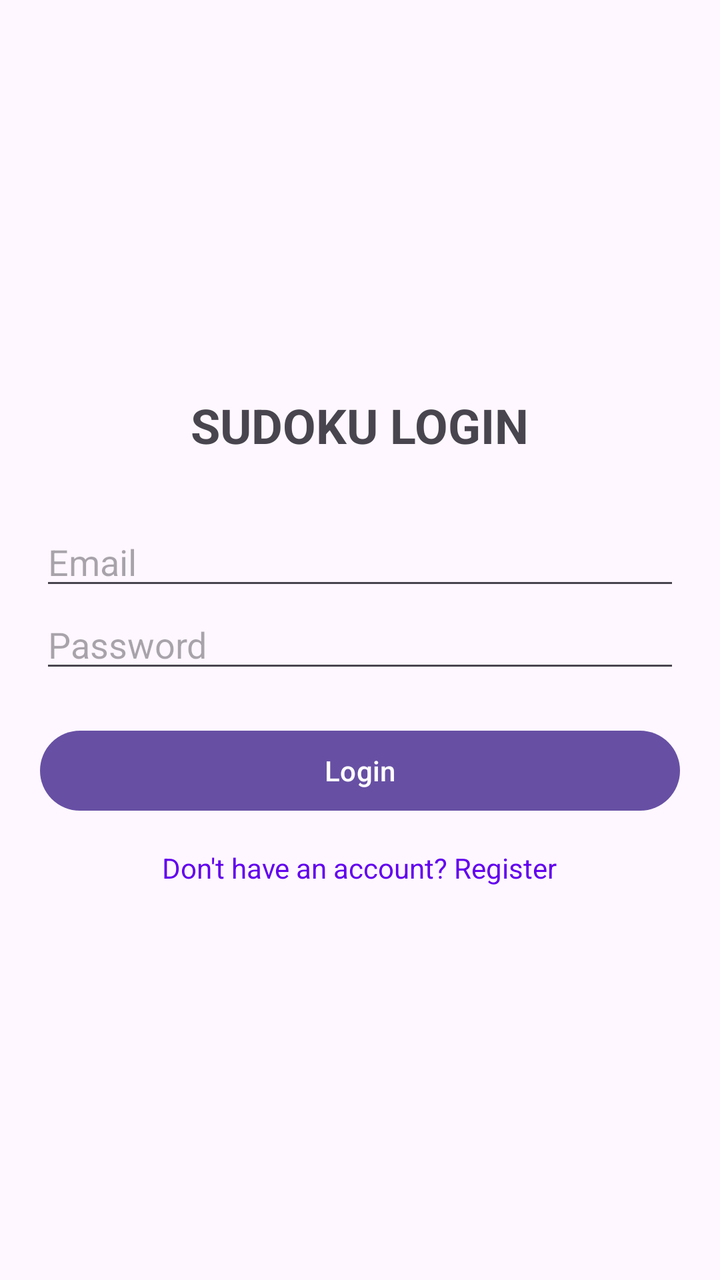
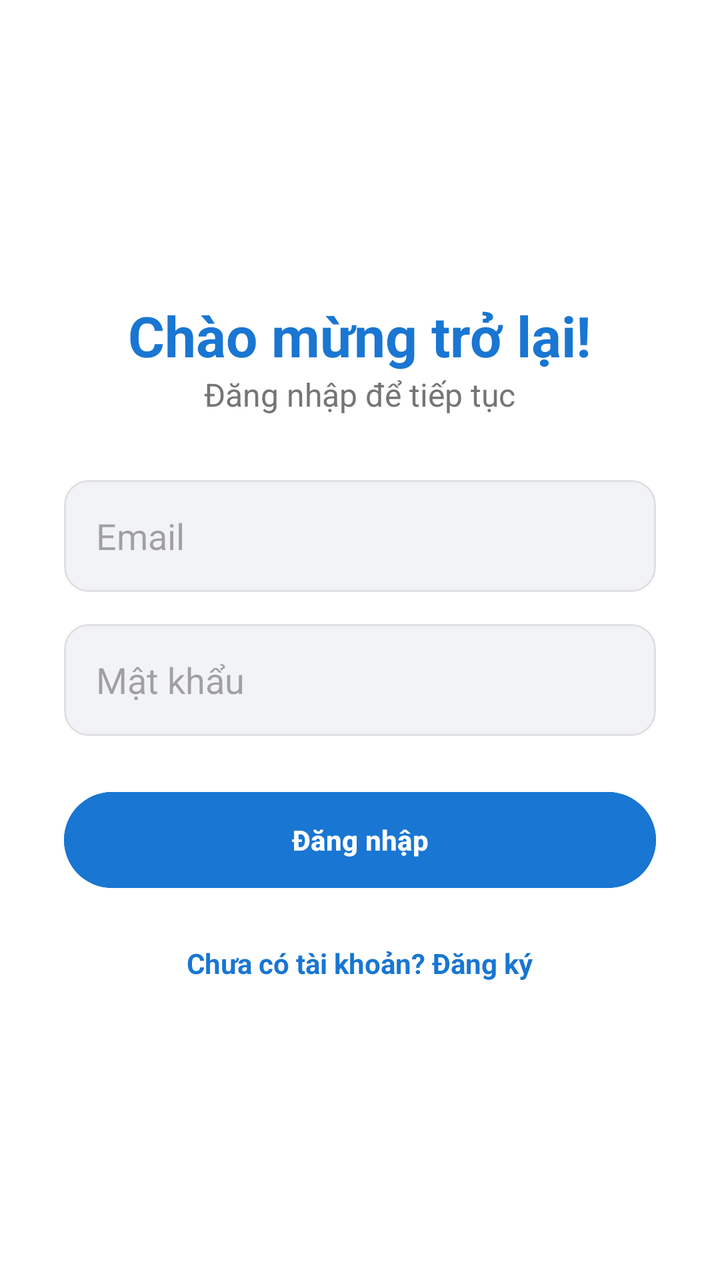

An Android layout rendered at two revisions. The XML below is the earlier revision; the diff shows what the commit changed to produce the second picture.
<!-- AndroidManifest.xml: application theme Theme.SudokuRank -->
<!-- res/layout/activity_login.xml -->
<?xml version="1.0" encoding="utf-8"?>
<LinearLayout xmlns:android="http://schemas.android.com/apk/res/android"
    android:layout_width="match_parent"
    android:layout_height="match_parent"
    android:gravity="center"
    android:orientation="vertical"
    android:padding="20dp">

    <TextView
        android:layout_width="wrap_content"
        android:layout_height="wrap_content"
        android:text="SUDOKU LOGIN"
        android:textSize="24sp"
        android:textStyle="bold"
        android:layout_marginBottom="30dp"/>

    <EditText
        android:id="@+id/edtEmail"
        android:layout_width="match_parent"
        android:layout_height="wrap_content"
        android:hint="Email"
        android:inputType="textEmailAddress" />

    <EditText
        android:id="@+id/edtPassword"
        android:layout_width="match_parent"
        android:layout_height="wrap_content"
        android:hint="Password"
        android:inputType="textPassword" />

    <Button
        android:id="@+id/btnLogin"
        android:layout_width="match_parent"
        android:layout_height="wrap_content"
        android:text="Login"
        android:layout_marginTop="20dp"/>

    <TextView
        android:id="@+id/tvToRegister"
        android:layout_width="wrap_content"
        android:layout_height="wrap_content"
        android:text="Don't have an account? Register"
        android:layout_marginTop="15dp"
        android:textColor="@color/purple_500"/>
</LinearLayout>
<!-- resources referenced by this layout -->
<resources>
  <color name="purple_500">#FF6200EE</color>
  <style name="Theme.SudokuRank" parent="Base.Theme.SudokuRank" />
  <style name="Base.Theme.SudokuRank" parent="Theme.Material3.DayNight.NoActionBar">
          
          
      </style>
</resources>

<!-- the commit's change to res/layout/activity_login.xml (unified diff, before → after) -->
@@ -2,44 +2,63 @@
 <LinearLayout xmlns:android="http://schemas.android.com/apk/res/android"
     android:layout_width="match_parent"
     android:layout_height="match_parent"
+    android:background="@color/white"
     android:gravity="center"
     android:orientation="vertical"
-    android:padding="20dp">
+    android:padding="32dp">
 
     <TextView
         android:layout_width="wrap_content"
         android:layout_height="wrap_content"
-        android:text="SUDOKU LOGIN"
-        android:textSize="24sp"
-        android:textStyle="bold"
-        android:layout_marginBottom="30dp"/>
+        android:text="Chào mừng trở lại!"
+        android:textColor="@color/sudoku_primary"
+        android:textSize="28sp"
+        android:textStyle="bold" />
+
+    <TextView
+        android:layout_width="wrap_content"
+        android:layout_height="wrap_content"
+        android:layout_marginBottom="32dp"
+        android:text="Đăng nhập để tiếp tục"
+        android:textColor="@color/text_secondary"
+        android:textSize="16sp" />
 
     <EditText
         android:id="@+id/edtEmail"
         android:layout_width="match_parent"
-        android:layout_height="wrap_content"
+        android:layout_height="56dp"
+        android:layout_marginBottom="16dp"
+        android:background="@drawable/edittext_bg"
         android:hint="Email"
-        android:inputType="textEmailAddress" />
+        android:inputType="textEmailAddress"
+        android:paddingHorizontal="16dp" />
 
     <EditText
         android:id="@+id/edtPassword"
         android:layout_width="match_parent"
-        android:layout_height="wrap_content"
-        android:hint="Password"
-        android:inputType="textPassword" />
+        android:layout_height="56dp"
+        android:layout_marginBottom="24dp"
+        android:background="@drawable/edittext_bg"
+        android:hint="Mật khẩu"
+        android:inputType="textPassword"
+        android:paddingHorizontal="16dp" />
 
     <Button
         android:id="@+id/btnLogin"
         android:layout_width="match_parent"
-        android:layout_height="wrap_content"
-        android:text="Login"
-        android:layout_marginTop="20dp"/>
+        android:layout_height="56dp"
+        android:backgroundTint="@color/sudoku_primary"
+        android:text="Đăng nhập"
+        android:textColor="@color/white"
+        android:textStyle="bold" />
 
     <TextView
         android:id="@+id/tvToRegister"
         android:layout_width="wrap_content"
         android:layout_height="wrap_content"
-        android:text="Don't have an account? Register"
-        android:layout_marginTop="15dp"
-        android:textColor="@color/purple_500"/>
+        android:layout_marginTop="24dp"
+        android:text="Chưa có tài khoản? Đăng ký"
+        android:textColor="@color/sudoku_primary"
+        android:textStyle="bold" />
+
 </LinearLayout>
<!-- resource entries referenced after the edit -->
@@ -1,10 +1,20 @@
 <!-- resources referenced by this layout -->
 <resources>
-  <color name="purple_500">#FF6200EE</color>
+  <color name="sudoku_primary">#1976D2</color>
+  <color name="text_secondary">#757575</color>
+  <color name="white">#FFFFFFFF</color>
+  <!-- drawable edittext_bg (drawable) -->
+  <?xml version="1.0" encoding="utf-8"?>
+  <shape xmlns:android="http://schemas.android.com/apk/res/android">
+      <solid android:color="#F1F3F6" />
+      <corners android:radius="12dp" />
+      <stroke android:width="1dp" android:color="#E0E0E0" />
+  </shape>
   <style name="Theme.SudokuRank" parent="Base.Theme.SudokuRank" />
   <style name="Base.Theme.SudokuRank" parent="Theme.Material3.DayNight.NoActionBar">
-          
-          
+          <item name="colorPrimary">@color/sudoku_primary</item>
+          <item name="android:statusBarColor">@color/sudoku_primary_dark</item>
       </style>
+  <color name="sudoku_primary_dark">#1565C0</color>
 </resources>
 
